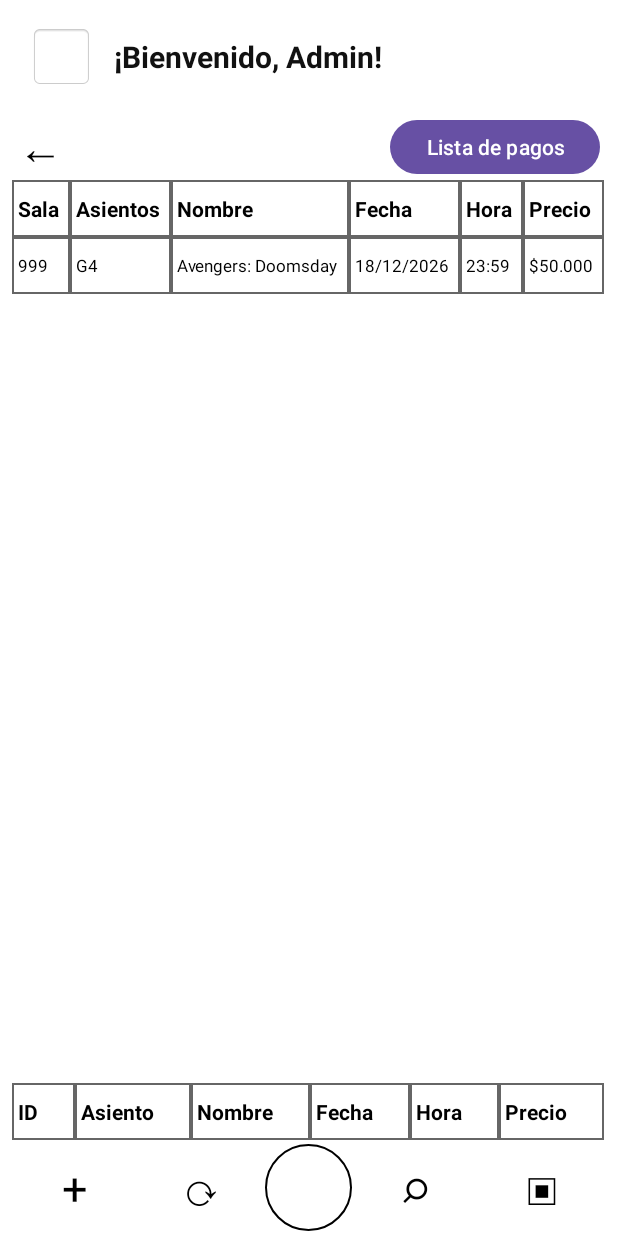
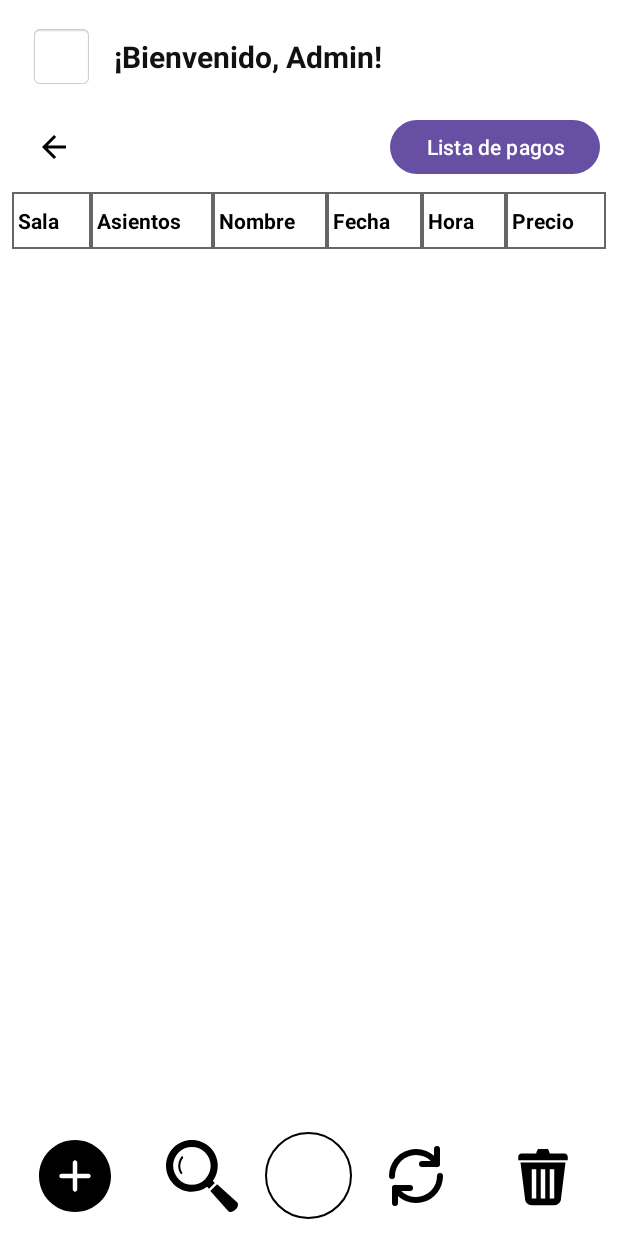
Before and after one commit to Sakrifit/ProyectoFinalKotlinUPB, an Android app: the InterfazAdmin screen opened directly, with no data from a screen before it, on a phone screen of 412 x 824 dp. Run offline under Robolectric (Android 15) with nearby library versions, the phone set to English and light mode, and no system bars; our stand-ins replace Firebase (no records; nobody signed in at launch, a user with empty details on screens opened directly).

Commit message:
interfaz admin funcional (CRUD), junto con botones y tabla

```diff
--- /dev/null
+++ b/app/src/main/res/drawable/magnifying_glass_8_svgrepo_com.xml
@@ -0,0 +1,9 @@
+<vector xmlns:android="http://schemas.android.com/apk/res/android" android:height="48dp" android:viewportHeight="512" android:viewportWidth="512" android:width="48dp">
+
+    <path android:fillColor="#000000" android:pathData="M333,291.92c52.2,-71.89 45.94,-173.34 -18.83,-238.12c-71.74,-71.73 -188.47,-71.73 -260.2,0c-71.75,71.75 -71.75,188.46 0,260.2c64.78,64.78 166.22,71.03 238.1,18.84l14.22,14.2l40.92,-40.92L333,291.92zM278.49,278.33c-52.14,52.13 -136.7,52.14 -188.85,0c-52.15,-52.15 -52.15,-136.72 0,-188.86c52.15,-52.14 136.71,-52.14 188.85,0C330.64,141.62 330.64,226.18 278.49,278.33z"/>
+
+    <path android:fillColor="#000000" android:pathData="M109.3,119.22c-27.08,34.79 -29.32,82.65 -6.76,119.61c2.14,3.49 6.71,4.6 10.21,2.46c3.49,-2.14 4.59,-6.71 2.46,-10.2v0.01c-19.39,-31.7 -17.45,-72.96 5.78,-102.77c2.53,-3.23 1.95,-7.9 -1.29,-10.4C116.48,115.4 111.81,115.98 109.3,119.22z"/>
+
+    <path android:fillColor="#000000" android:pathData="M501.5,438.59L363.34,315.18l-47.98,47.98l123.4,138.17c12.55,16.23 35.14,13.85 55.45,-6.46C514.51,474.58 517.74,451.14 501.5,438.59z"/>
+
+</vector>
--- /dev/null
+++ b/app/src/main/res/drawable/plus_circle_svgrepo_com.xml
@@ -0,0 +1,5 @@
+<vector xmlns:android="http://schemas.android.com/apk/res/android" android:height="48dp" android:viewportHeight="32" android:viewportWidth="32" android:width="48dp">
+
+    <path android:fillColor="#000000" android:fillType="evenOdd" android:pathData="M22,17L17,17L17,22C17,22.55 16.553,23 16,23C15.447,23 15,22.55 15,22L15,17L10,17C9.447,17 9,16.55 9,16C9,15.45 9.447,15 10,15L15,15L15,10C15,9.45 15.447,9 16,9C16.553,9 17,9.45 17,10L17,15L22,15C22.553,15 23,15.45 23,16C23,16.55 22.553,17 22,17L22,17ZM16,0C7.163,0 0,7.16 0,16C0,24.84 7.163,32 16,32C24.837,32 32,24.84 32,16C32,7.16 24.837,0 16,0L16,0Z" android:strokeColor="#00000000" android:strokeWidth="1"/>
+
+</vector>
--- /dev/null
+++ b/app/src/main/res/drawable/trashcan_svgrepo_com.xml
@@ -0,0 +1,5 @@
+<vector xmlns:android="http://schemas.android.com/apk/res/android" android:height="48dp" android:viewportHeight="32" android:viewportWidth="32" android:width="48dp">
+
+    <path android:fillColor="#000000" android:pathData="M8,26c0,1.656 1.343,3 3,3h10c1.656,0 3,-1.344 3,-3l2,-16h-20l2,16zM19,13h2v13h-2v-13zM15,13h2v13h-2v-13zM11,13h2v13h-2v-13zM25.5,6h-6.5c0,0 -0.448,-2 -1,-2h-4c-0.553,0 -1,2 -1,2h-6.5c-0.829,0 -1.5,0.671 -1.5,1.5s0,1.5 0,1.5h22c0,0 0,-0.671 0,-1.5s-0.672,-1.5 -1.5,-1.5z"/>
+
+</vector>
--- /dev/null
+++ b/app/src/main/res/drawable/update_svgrepo_com.xml
@@ -0,0 +1,11 @@
+<vector xmlns:android="http://schemas.android.com/apk/res/android" android:height="48dp" android:viewportHeight="24" android:viewportWidth="24" android:width="48dp">
+
+    <path android:fillColor="#00000000" android:pathData="M4,12A8,8 0,0 1,18.93 8" android:strokeColor="#000000" android:strokeLineCap="round" android:strokeLineJoin="round" android:strokeWidth="2"/>
+
+    <path android:fillColor="#00000000" android:pathData="M20,12A8,8 0,0 1,5.07 16" android:strokeColor="#000000" android:strokeLineCap="round" android:strokeLineJoin="round" android:strokeWidth="2"/>
+
+    <path android:fillColor="#00000000" android:pathData="M14,8l5,0l0,-5" android:strokeColor="#000000" android:strokeLineCap="round" android:strokeLineJoin="round" android:strokeWidth="2"/>
+
+    <path android:fillColor="#00000000" android:pathData="M10,16l-5,0l0,5" android:strokeColor="#000000" android:strokeLineCap="round" android:strokeLineJoin="round" android:strokeWidth="2"/>
+
+</vector>
--- a/app/src/main/res/layout/activity_interfaz_admin.xml
+++ b/app/src/main/res/layout/activity_interfaz_admin.xml
@@ -1,12 +1,18 @@
 <?xml version="1.0" encoding="utf-8"?>
-<LinearLayout xmlns:android="http://schemas.android.com/apk/res/android"
+<ScrollView xmlns:android="http://schemas.android.com/apk/res/android"
     android:id="@+id/main"
     android:layout_width="match_parent"
     android:layout_height="match_parent"
+    android:fillViewport="true"
+    android:background="#FFFFFF">
+
+    <LinearLayout
+        android:layout_width="match_parent"
+        android:layout_height="wrap_content"
         android:orientation="vertical"
-    android:background="#FFFFFF"
         android:paddingBottom="8dp">
 
+        <!-- Encabezado de Bienvenida -->
         <LinearLayout
             android:layout_width="match_parent"
             android:layout_height="76dp"
@@ -33,6 +39,7 @@
                 android:textSize="20sp" />
         </LinearLayout>
 
+        <!-- Barra de navegación superior -->
         <LinearLayout
             android:layout_width="match_parent"
             android:layout_height="44dp"
@@ -40,17 +47,19 @@
             android:orientation="horizontal"
             android:paddingHorizontal="12dp">
 
-        <TextView
+            <ImageButton
                 android:id="@+id/btnVolver"
+                android:layout_width="48dp"
+                android:layout_height="48dp"
+                android:background="?attr/selectableItemBackgroundBorderless"
+                android:contentDescription="Cerrar sesión"
+                android:scaleType="centerInside"
+                android:src="@drawable/ic_arrow_back" />
+
+            <View
                 android:layout_width="0dp"
-            android:layout_height="match_parent"
-            android:layout_weight="1"
-            android:gravity="center_vertical"
-            android:text="←"
-            android:textColor="#000000"
-            android:textSize="30sp"
-            android:clickable="true"
-            android:focusable="true" />
+                android:layout_height="wrap_content"
+                android:layout_weight="1"/>
 
             <Button
                 android:id="@+id/btnListaPagos"
@@ -60,19 +69,19 @@
                 android:textAllCaps="false" />
         </LinearLayout>
 
+        <!-- Tabla Principal (Lista de Filmes) -->
         <HorizontalScrollView
             android:layout_width="match_parent"
-        android:layout_height="0dp"
-        android:layout_weight="1"
+            android:layout_height="wrap_content"
             android:layout_marginHorizontal="8dp"
+            android:layout_marginTop="8dp"
             android:fillViewport="true">
 
             <TableLayout
                 android:id="@+id/tablaPagos"
-            android:layout_width="match_parent"
-            android:layout_height="match_parent"
-            android:stretchColumns="*"
-            android:shrinkColumns="*">
+                android:layout_width="wrap_content"
+                android:layout_height="wrap_content"
+                android:stretchColumns="0,1,2,3,4,5">
 
                 <TableRow>
                     <TextView style="@style/TablaEncabezado" android:text="Sala" />
@@ -82,37 +91,42 @@
                     <TextView style="@style/TablaEncabezado" android:text="Hora" />
                     <TextView style="@style/TablaEncabezado" android:text="Precio" />
                 </TableRow>
-            <TableRow>
-                <TextView style="@style/TablaCelda" android:text="999" />
-                <TextView style="@style/TablaCelda" android:text="G4" />
-                <TextView style="@style/TablaCelda" android:text="Avengers: Doomsday" />
-                <TextView style="@style/TablaCelda" android:text="18/12/2026" />
-                <TextView style="@style/TablaCelda" android:text="23:59" />
-                <TextView style="@style/TablaCelda" android:text="$50.000" />
-            </TableRow>
             </TableLayout>
         </HorizontalScrollView>
 
-    <!-- Segunda tabla: encabezados de la lista -->
+        <!-- Espaciador flexible para empujar la sección inferior hacia abajo cuando sobra pantalla -->
+        <View
+            android:layout_width="match_parent"
+            android:layout_height="0dp"
+            android:layout_weight="1" />
+
+        <!-- Contenedor inferior (Agrupa la tabla de ingreso y los botones juntos) -->
+        <LinearLayout
+            android:layout_width="match_parent"
+            android:layout_height="wrap_content"
+            android:orientation="vertical"
+            android:layout_marginTop="12dp"
+            android:background="#FFFFFF">
+
+            <!-- Tabla Inferior (Aparece al presionar Crear o Buscar) -->
             <HorizontalScrollView
                 android:layout_width="match_parent"
                 android:layout_height="wrap_content"
                 android:layout_marginHorizontal="8dp"
-        android:layout_marginTop="16dp"
                 android:fillViewport="true">
 
                 <TableLayout
                     android:id="@+id/tablaPagosInferior"
-            android:layout_width="match_parent"
+                    android:layout_width="wrap_content"
                     android:layout_height="wrap_content"
-            android:stretchColumns="*">
+                    android:stretchColumns="0,1,2,3,4,5">
                     <TableRow>
-                <TextView style="@style/TablaEncabezado" android:text="ID" />
-                <TextView style="@style/TablaEncabezado" android:text="Asiento" />
-                <TextView style="@style/TablaEncabezado" android:text="Nombre" />
-                <TextView style="@style/TablaEncabezado" android:text="Fecha" />
-                <TextView style="@style/TablaEncabezado" android:text="Hora" />
-                <TextView style="@style/TablaEncabezado" android:text="Precio" />
+                        <TextView style="@style/TablaEncabezado" android:hint="Sala" />
+                        <TextView style="@style/TablaEncabezado" android:hint="Asiento" />
+                        <TextView style="@style/TablaEncabezado" android:hint="Nombre" />
+                        <TextView style="@style/TablaEncabezado" android:hint="Fecha" />
+                        <TextView style="@style/TablaEncabezado" android:hint="Hora"/>
+                        <TextView style="@style/TablaEncabezado" android:hint="Precio" />
                     </TableRow>
                 </TableLayout>
             </HorizontalScrollView>
@@ -121,14 +135,57 @@
             <LinearLayout
                 android:layout_width="match_parent"
                 android:layout_height="64dp"
+                android:layout_marginTop="8dp"
                 android:gravity="center_vertical"
                 android:orientation="horizontal"
                 android:paddingHorizontal="8dp">
 
-        <TextView android:id="@+id/btnAgregar" style="@style/AccionBarra" android:text="+" />
-        <TextView android:id="@+id/btnActualizar" style="@style/AccionBarra" android:text="⟳" />
-        <TextView android:id="@+id/btnAccionCentral" style="@style/AccionCentral" android:text="" />
-        <TextView android:id="@+id/btnBuscar" style="@style/AccionBarra" android:text="⌕" />
-        <TextView android:id="@+id/btnEliminar" style="@style/AccionBarra" android:text="▣" />
+                <ImageButton
+                    android:id="@+id/btnCrear"
+                    android:layout_width="0dp"
+                    android:layout_height="match_parent"
+                    android:layout_weight="1"
+                    android:background="?attr/selectableItemBackgroundBorderless"
+                    android:contentDescription="Crear"
+                    android:scaleType="centerInside"
+                    android:src="@drawable/plus_circle_svgrepo_com" />
+
+                <ImageButton
+                    android:id="@+id/btnActualizar"
+                    android:layout_width="0dp"
+                    android:layout_height="match_parent"
+                    android:layout_weight="1"
+                    android:background="?attr/selectableItemBackgroundBorderless"
+                    android:contentDescription="Buscar"
+                    android:scaleType="centerInside"
+                    android:src="@drawable/magnifying_glass_8_svgrepo_com" />
+
+                <TextView
+                    android:id="@+id/btnAccionCentral"
+                    style="@style/AccionCentral"
+                    android:text="" />
+
+                <ImageButton
+                    android:id="@+id/btnBuscar"
+                    android:layout_width="0dp"
+                    android:layout_height="match_parent"
+                    android:layout_weight="1"
+                    android:background="?attr/selectableItemBackgroundBorderless"
+                    android:contentDescription="Actualizar"
+                    android:scaleType="centerInside"
+                    android:src="@drawable/update_svgrepo_com" />
+
+                <ImageButton
+                    android:id="@+id/btnEliminar"
+                    android:layout_width="0dp"
+                    android:layout_height="match_parent"
+                    android:layout_weight="1"
+                    android:background="?attr/selectableItemBackgroundBorderless"
+                    android:contentDescription="Eliminar"
+                    android:scaleType="centerInside"
+                    android:src="@drawable/trashcan_svgrepo_com" />
             </LinearLayout>
         </LinearLayout>
+
+    </LinearLayout>
+</ScrollView>
```
Also changed, not shown: app/src/main/AndroidManifest.xml (+4 -4 lines), app/src/main/java/com/example/proyectofinal/InterfazAdmin.kt (+295 -5 lines). Lines whose indentation alone changed are shown as unchanged.
